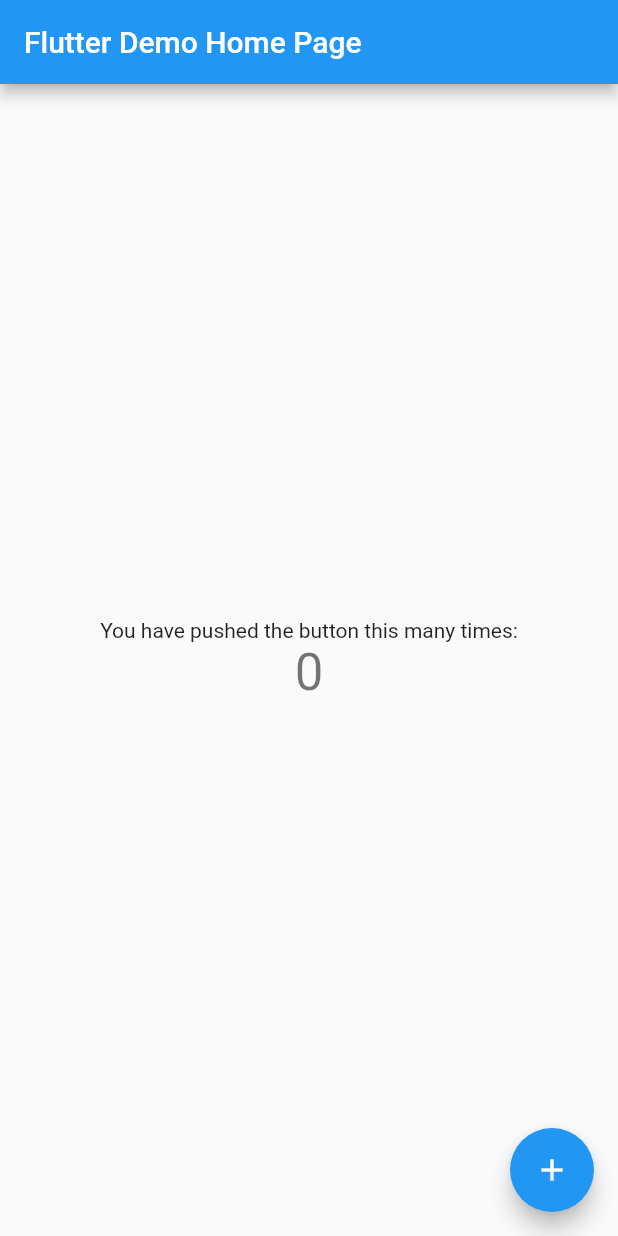
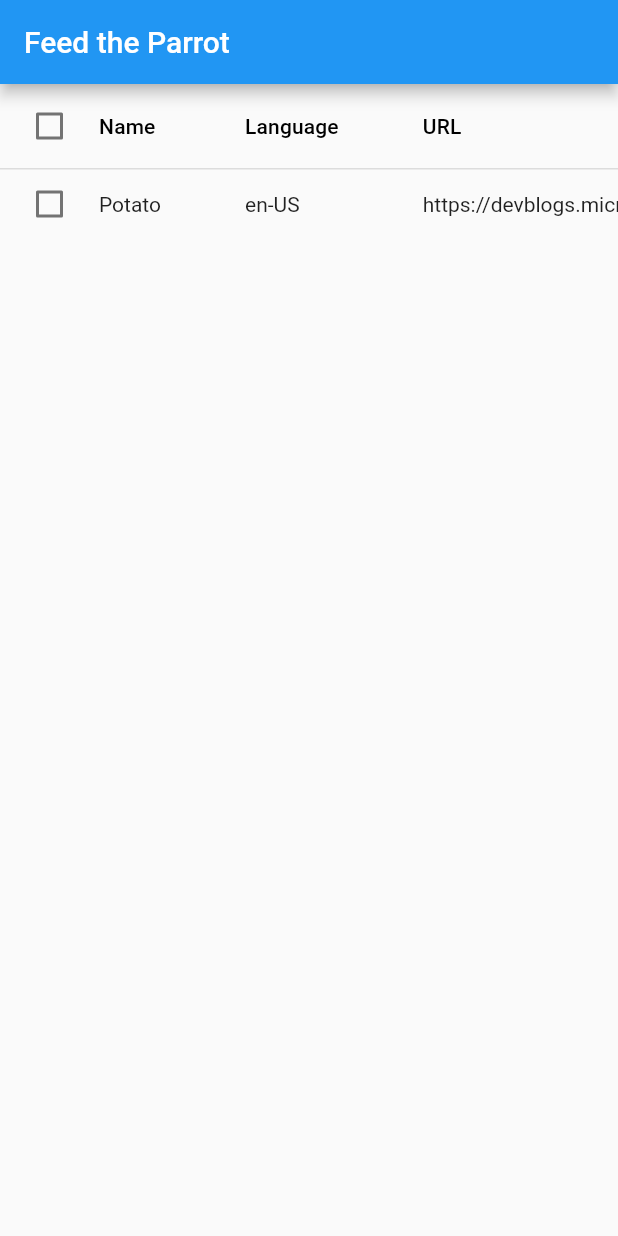
Before and after one commit to algono/feed_the_parrot_app, a Flutter app: the screen it shows after launch, on a phone screen of 412 x 824 dp. Run offline on Flutter 3.47's test engine with Material 2 defaults, Android fonts, the phone set to English and light mode, and no system bars; our stand-ins replace cloud_firestore; accounts and stored records are empty.

Commit message:
Created basic table and form

```diff
--- /dev/null
+++ b/lib/Feed.dart
@@ -0,0 +1,20 @@
+import 'package:flutter/material.dart';
+
+class Feed {
+  String name;
+  String language; // TODO: Use the Locale type
+  String url;
+
+  Feed({this.name, this.language, this.url});
+
+  DataRow toDataRow(void Function(Feed) openFeedForm) {
+    return DataRow(
+      onSelectChanged: (_) => openFeedForm(this),
+      cells: [
+        DataCell(Text(this.name)),
+        DataCell(Text(this.language)),
+        DataCell(Text(this.url)),
+      ],
+    );
+  }
+}
--- a/lib/main.dart
+++ b/lib/main.dart
@@ -1,4 +1,7 @@
 import 'package:flutter/material.dart';
+
+import 'Feed.dart';
+import 'FeedForm.dart';
 
 void main() {
   runApp(MyApp());
@@ -9,7 +12,7 @@ class MyApp extends StatelessWidget {
   @override
   Widget build(BuildContext context) {
     return MaterialApp(
-      title: 'Flutter Demo',
+      title: 'Feed the Parrot',
       theme: ThemeData(
         // This is the theme of your application.
         //
@@ -26,7 +29,7 @@ class MyApp extends StatelessWidget {
         // closer together (more dense) than on mobile platforms.
         visualDensity: VisualDensity.adaptivePlatformDensity,
       ),
-      home: MyHomePage(title: 'Flutter Demo Home Page'),
+      home: MyHomePage(title: 'Feed the Parrot'),
     );
   }
 }
@@ -50,18 +53,10 @@ class MyHomePage extends StatefulWidget {
 }
 
 class _MyHomePageState extends State<MyHomePage> {
-  int _counter = 0;
-
-  void _incrementCounter() {
-    setState(() {
-      // This call to setState tells the Flutter framework that something has
-      // changed in this State, which causes it to rerun the build method below
-      // so that the display can reflect the updated values. If we changed
-      // _counter without calling setState(), then the build method would not be
-      // called again, and so nothing would appear to happen.
-      _counter++;
-    });
-  }
+  Feed feed = Feed(
+      name: "Potato",
+      language: "en-US",
+      url: 'https://devblogs.microsoft.com/commandline/feed/');
 
   @override
   Widget build(BuildContext context) {
@@ -77,41 +72,33 @@ class _MyHomePageState extends State<MyHomePage> {
         // the App.build method, and use it to set our appbar title.
         title: Text(widget.title),
       ),
-      body: Center(
-        // Center is a layout widget. It takes a single child and positions it
-        // in the middle of the parent.
-        child: Column(
-          // Column is also a layout widget. It takes a list of children and
-          // arranges them vertically. By default, it sizes itself to fit its
-          // children horizontally, and tries to be as tall as its parent.
-          //
-          // Invoke "debug painting" (press "p" in the console, choose the
-          // "Toggle Debug Paint" action from the Flutter Inspector in Android
-          // Studio, or the "Toggle Debug Paint" command in Visual Studio Code)
-          // to see the wireframe for each widget.
-          //
-          // Column has various properties to control how it sizes itself and
-          // how it positions its children. Here we use mainAxisAlignment to
-          // center the children vertically; the main axis here is the vertical
-          // axis because Columns are vertical (the cross axis would be
-          // horizontal).
-          mainAxisAlignment: MainAxisAlignment.center,
-          children: <Widget>[
-            Text(
-              'You have pushed the button this many times:',
+      body: Column(
+        // SingleChildScrollView lets the user scroll the table horizontally
+        children: [
+          SingleChildScrollView(
+            scrollDirection: Axis.horizontal,
+            child: DataTable(
+              columns: [
+                DataColumn(label: Text('Name')),
+                DataColumn(label: Text('Language')),
+                DataColumn(label: Text('URL')),
+              ],
+              rows: [feed.toDataRow(_openFeedForm)],
             ),
-            Text(
-              '$_counter',
-              style: Theme.of(context).textTheme.headline4,
-            ),
-          ],
-        ),
+          ),
+        ],
       ),
-      floatingActionButton: FloatingActionButton(
-        onPressed: _incrementCounter,
-        tooltip: 'Increment',
-        child: Icon(Icons.add),
-      ), // This trailing comma makes auto-formatting nicer for build methods.
     );
   }
+
+  _openFeedForm(Feed feed) async {
+    return Navigator.of(context)
+        .push<bool>(MaterialPageRoute<bool>(builder: (BuildContext context) {
+      return FeedForm(feed: feed);
+    })).then((modified) {
+      if (modified) {
+        setState(() {});
+      }
+    });
+  }
 }
```
Also changed, not shown: lib/FeedForm.dart (added, +142 -0 lines).
